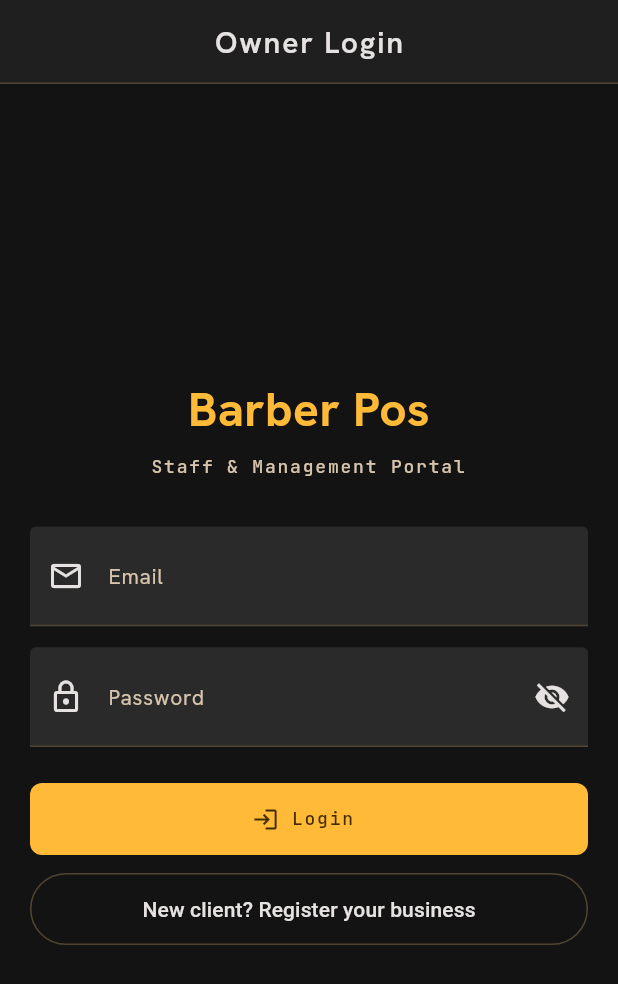
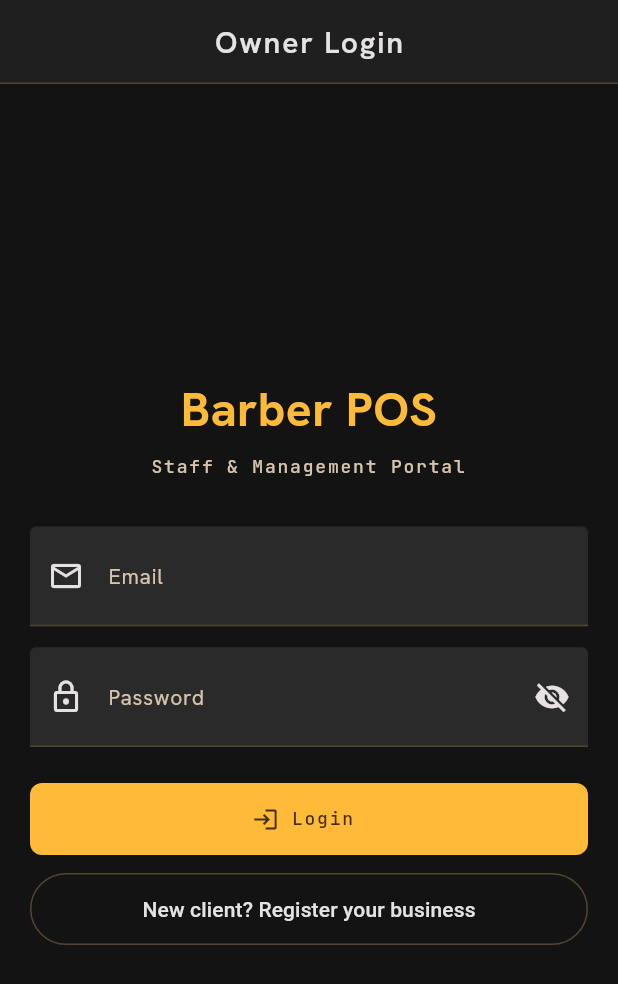
Before and after one commit to Anas-Baigg/kiosk_app, a Flutter app: the screen it shows after launch, on a phone screen of 412 x 824 dp. Shown: the top 984 px of the screen. Run offline on Flutter 3.47's test engine with Material 3 defaults, Android fonts, the phone set to English and light mode, and no system bars; our stand-ins replace connectivity_plus, flutter_dotenv, flutter_slidable, google_fonts, shared_preferences, sqflite and 1 more; missing offline and left inert: bcrypt; accounts and stored records are empty.

```diff
--- a/lib/utils/app_constants.dart
+++ b/lib/utils/app_constants.dart
@@ -1,4 +1,4 @@
 class AppConstants {
   AppConstants._();
-  static const String appName = 'Barber Pos';
+  static const String appName = 'Barber POS';
 }
--- a/lib/views/admin_page.dart
+++ b/lib/views/admin_page.dart
@@ -1,5 +1,4 @@
 import 'package:flutter/material.dart';
-import 'package:kiosk_app/screens/app_state.dart';
 import 'package:kiosk_app/utils/app_constants.dart';
 import 'package:kiosk_app/utils/app_theme.dart';
 import 'package:kiosk_app/widgets/home_tile.dart';
```
Also changed, not shown: 2 other files.
